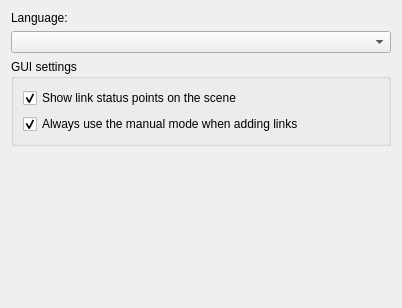
Old version of the form src/GNS3/Ui/ConfigurationPages/Form_PreferencesGeneral.ui in the repository GNS3/gns3-legacy.
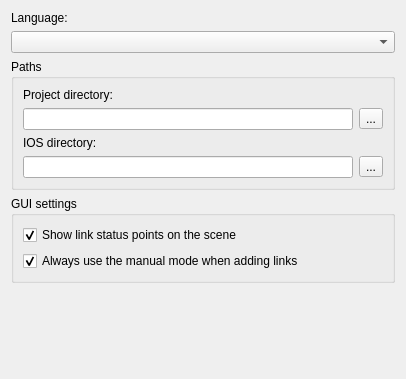
New version of the form.

Commit message: [GUI] Added in preferences settings for Project & IOS directories

What changed in the file:
```diff
--- a/src/GNS3/Ui/ConfigurationPages/Form_PreferencesGeneral.ui
+++ b/src/GNS3/Ui/ConfigurationPages/Form_PreferencesGeneral.ui
@@ -6,7 +6,7 @@
     <x>0</x>
     <y>0</y>
     <width>402</width>
-    <height>308</height>
+    <height>379</height>
    </rect>
   </property>
   <property name="windowTitle" >
@@ -36,6 +36,55 @@
      </property>
     </widget>
    </item>
+   <item>
+    <widget class="QGroupBox" name="groupBox_2" >
+     <property name="title" >
+      <string>Paths</string>
+     </property>
+     <layout class="QGridLayout" >
+      <item row="0" column="0" >
+       <widget class="QLabel" name="label_2" >
+        <property name="text" >
+         <string>Project directory:</string>
+        </property>
+       </widget>
+      </item>
+      <item row="1" column="0" >
+       <widget class="QLineEdit" name="ProjectPath" />
+      </item>
+      <item row="1" column="1" >
+       <widget class="QToolButton" name="ProjectPath_browser" >
+        <property name="text" >
+         <string>...</string>
+        </property>
+        <property name="toolButtonStyle" >
+         <enum>Qt::ToolButtonTextOnly</enum>
+        </property>
+       </widget>
+      </item>
+      <item row="2" column="0" >
+       <widget class="QLabel" name="label_3" >
+        <property name="text" >
+         <string>IOS directory:</string>
+        </property>
+       </widget>
+      </item>
+      <item row="3" column="0" >
+       <widget class="QLineEdit" name="IOSPath" />
+      </item>
+      <item row="3" column="1" >
+       <widget class="QToolButton" name="IOSPath_browser" >
+        <property name="text" >
+         <string>...</string>
+        </property>
+        <property name="toolButtonStyle" >
+         <enum>Qt::ToolButtonTextOnly</enum>
+        </property>
+       </widget>
+      </item>
+     </layout>
+    </widget>
+   </item>
    <item>
     <widget class="QGroupBox" name="groupBox" >
      <property name="title" >
@@ -72,8 +121,8 @@
      </property>
      <property name="sizeHint" >
       <size>
-       <width>312</width>
-       <height>131</height>
+       <width>384</width>
+       <height>51</height>
       </size>
      </property>
     </spacer>
```
The commit also changes 22 other files.
